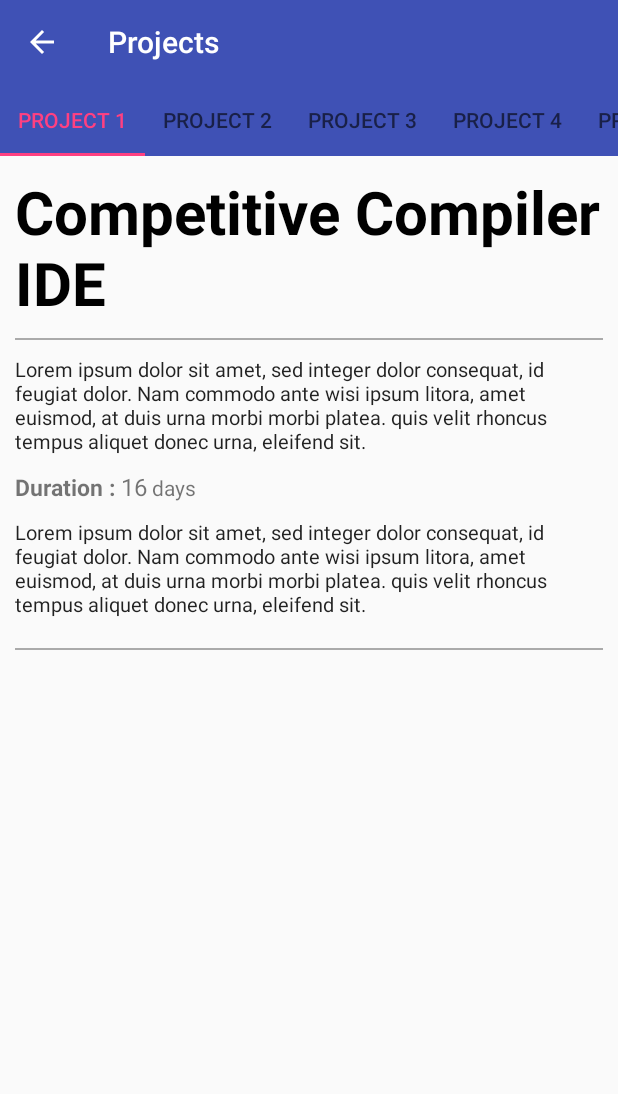
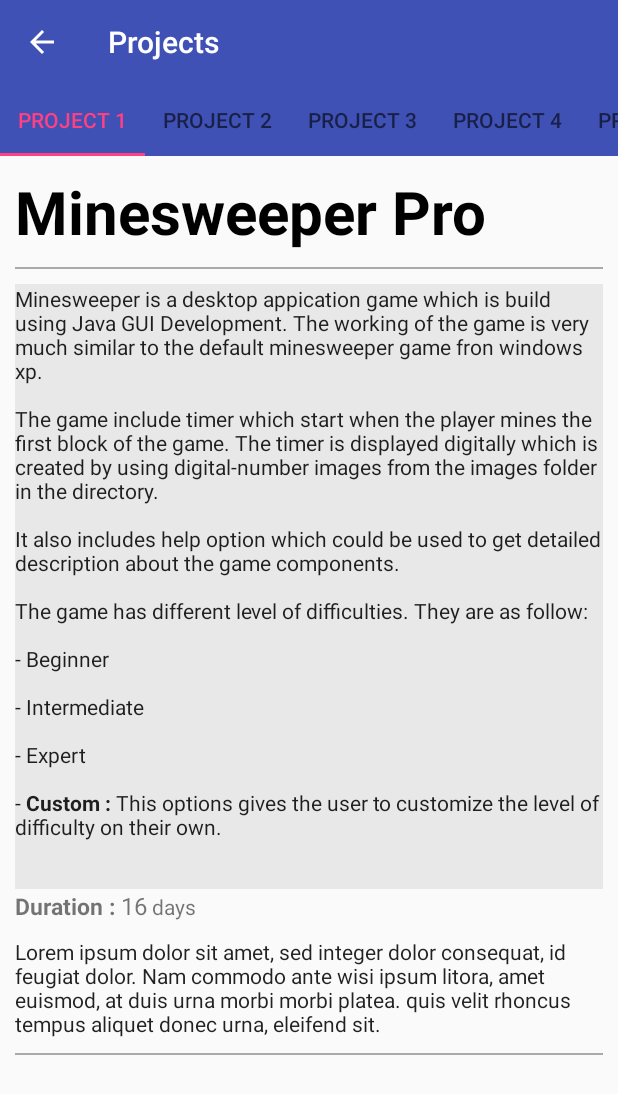
Before and after one commit to ashishgopalhattimare/Resume_Android, an Android app: the Project screen opened directly, with no data from a screen before it, on a phone screen of 412 x 824 dp. Shown: the top 1094 px of the screen. Run offline under Robolectric (Android 15) with nearby library versions, the light colour scheme and no system bars.

Commit message:
Project Tab with HTML content and Title

```diff
--- a/app/src/main/java/com/android/ashish/resume/project/Project.java
+++ b/app/src/main/java/com/android/ashish/resume/project/Project.java
@@ -2,10 +2,12 @@ package com.android.ashish.resume.project;
 
 import android.os.Bundle;
 import android.support.v4.app.Fragment;
+import android.text.Html;
 import android.view.Gravity;
 import android.view.LayoutInflater;
 import android.view.View;
 import android.view.ViewGroup;
+import android.widget.EditText;
 import android.widget.TextView;
 
 import com.android.ashish.resume.R;
@@ -13,6 +15,16 @@ import com.android.ashish.resume.R;
 public class Project extends Fragment
 {
     private static final String ARG_PAGE = "arg_page";
+
+    private String description = "<p>Minesweeper is a desktop appication game which is build using " +
+            "Java GUI Development. The working of the game is very much similar to the default " +
+            "minesweeper game fron windows xp.</p><p>The game include timer which start when the " +
+            "player mines the first block of the game. The timer is displayed digitally which is " +
+            "created by using digital-number images from the images folder in the directory.<br/>" +
+            "<br/>It also includes help option which could be used to get detailed description about" +
+            " the game components.</p><p>The game has different level of difficulties. They are as " +
+            "follow:</p><p>- Beginner<br/><br/>- Intermediate<br/><br/>- Expert<br/><br/>- <b>Custom" +
+            " : </b>This options gives the user to customize the level of difficulty on their own.</p>";
 
     // Required empty public Constructor
     public Project() { }
@@ -31,8 +43,15 @@ public class Project extends Fragment
     @Override
     public View onCreateView(LayoutInflater inflater, ViewGroup parent, Bundle savedInstanceState)
     {
-        View projectRootView = inflater.inflate(R.layout.project_item, parent, false);
+        View projectView = inflater.inflate(R.layout.project_item, parent, false);
 
-        return projectRootView;
+        TextView projectTitle = (TextView) projectView.findViewById(R.id.project_title);
+        EditText projectDescribe = (EditText)projectView.findViewById(R.id.project_description);
+        EditText projectRole = (EditText)projectView.findViewById(R.id.project_role);
+
+        projectTitle.setText("Minesweeper Pro");
+        projectDescribe.setText(Html.fromHtml(this.description));
+
+        return projectView;
     }
 }
--- a/app/src/main/res/layout/project_item.xml
+++ b/app/src/main/res/layout/project_item.xml
@@ -39,10 +39,9 @@
 
                 <EditText
                     android:id="@+id/project_description"
-                    android:layout_marginBottom="10dp"
                     android:layout_width="match_parent"
                     android:layout_height="wrap_content"
-                    android:textSize="13sp"
+                    android:textSize="14sp"
 
                     android:text="Lorem ipsum dolor sit amet, sed integer dolor consequat, id feugiat dolor.
 Nam commodo ante wisi ipsum litora, amet euismod, at duis urna morbi morbi platea.
@@ -51,9 +50,9 @@ quis velit rhoncus tempus aliquet donec urna, eleifend sit."
                     android:focusable="false"
                     android:clickable="false"
                     android:minLines="1"
-                    android:maxLines="30"
+                    android:maxLines="100"
                     android:scrollbars="vertical"
-                    android:background="@android:color/transparent"/>
+                    android:background="@color/lightgray"/>
 
                 <LinearLayout
                     android:layout_width="wrap_content"
@@ -88,7 +87,7 @@ quis velit rhoncus tempus aliquet donec urna, eleifend sit."
                     android:layout_marginBottom="10dp"
                     android:layout_width="match_parent"
                     android:layout_height="wrap_content"
-                    android:textSize="13sp"
+                    android:textSize="14sp"
 
                     android:text="Lorem ipsum dolor sit amet, sed integer dolor consequat, id feugiat dolor.
 Nam commodo ante wisi ipsum litora, amet euismod, at duis urna morbi morbi platea.
@@ -104,7 +103,6 @@ quis velit rhoncus tempus aliquet donec urna, eleifend sit."
                 <View
                     android:layout_width="match_parent"
                     android:layout_height="1dp"
-                    android:layout_marginTop="10dp"
                     android:layout_marginBottom="10dp"
                     android:background="@android:color/darker_gray"/>
 
```
